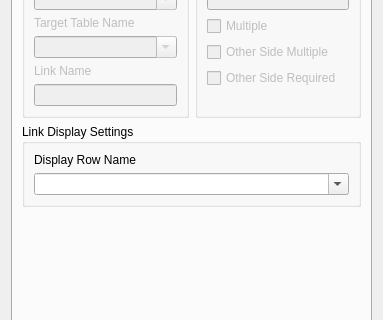
This is src/ui/ui_source/hierarchy/column_dialog.ui in SqrtMinusOne/ERMaket as Qt 5 draws it before an edit; both pictures show x 0 to 383 and y 107 to 427 of the 383 by 509 pixel window. The edited form follows.
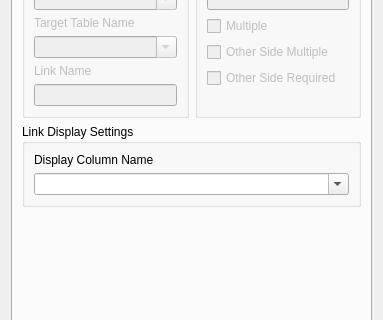
This is the edited form. The open tabs and pages were chosen to show the change.

```diff
--- a/src/ui/ui_source/hierarchy/column_dialog.ui
+++ b/src/ui/ui_source/hierarchy/column_dialog.ui
@@ -384,7 +384,7 @@
           <item>
            <widget class="QLabel" name="label_11">
             <property name="text">
-             <string>Display Row Name</string>
+             <string>Display Column Name</string>
             </property>
            </widget>
           </item>
```
